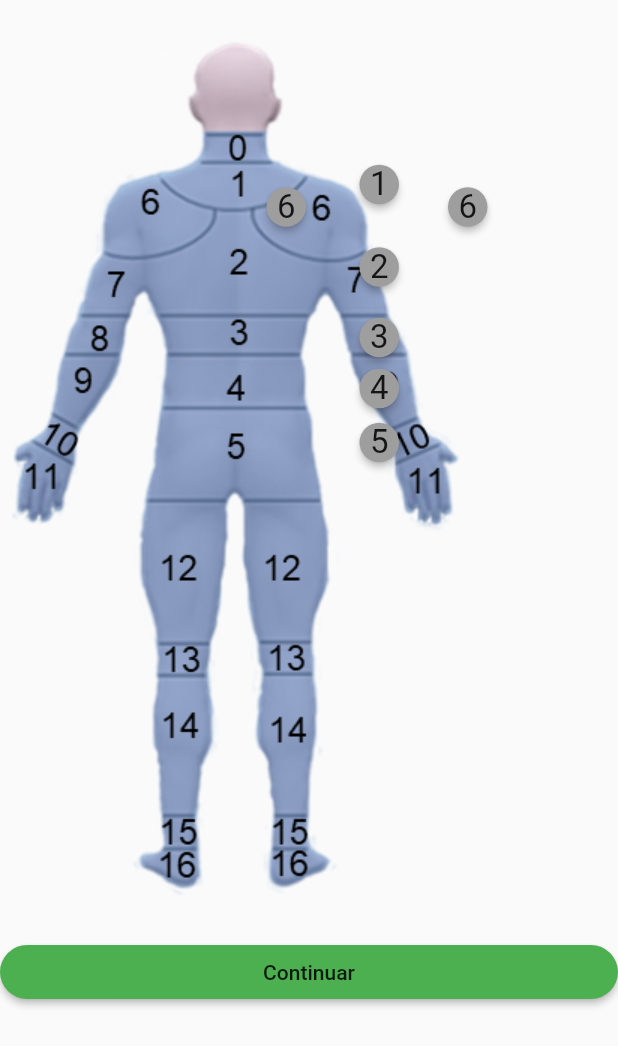
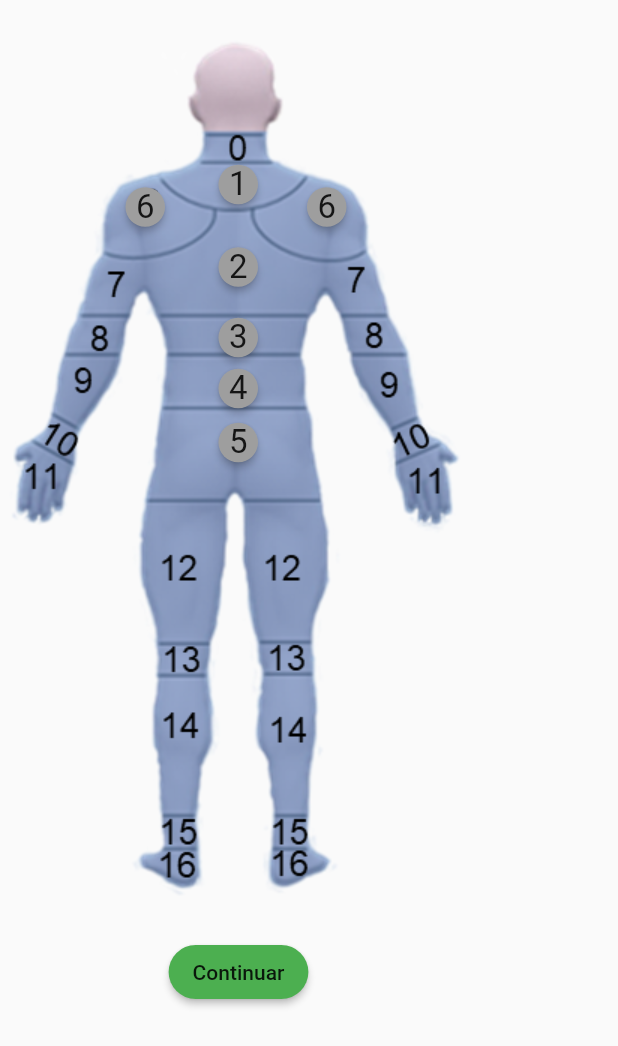
Before and after one commit to lucasjose256/Strong_CoreV1, a Flutter app: the CorpoHumano screen opened directly, on a phone screen of 412 x 824 dp. Shown: the top 1046 px of the screen. Run offline on Flutter 3.47's test engine with Material 2 defaults, Android fonts, the phone set to English and light mode, and no system bars; our stand-ins replace circular_countdown_timer, cloud_firestore, firebase_auth, firebase_core, firebase_storage, google_sign_in and 3 more; missing offline and left inert: expansion_card, firebase_auth_web, firebase_core_web, google_sign_in_web, splash_screen_view, spotify; accounts and stored records are empty.

```diff
--- a/lib/SCREENS/corpo_humano.dart
+++ b/lib/SCREENS/corpo_humano.dart
@@ -1,8 +1,10 @@
 import 'dart:typed_data';
-
+import 'dart:ui' as ui;
 import 'package:cloud_firestore/cloud_firestore.dart';
 import 'package:firebase_auth/firebase_auth.dart';
+import 'package:firebase_storage/firebase_storage.dart';
 import 'package:flutter/material.dart';
+import 'package:flutter/rendering.dart';
 import 'package:screenshot/screenshot.dart';
 import 'package:strong_core/SCREENS/screen_semanas.dart';
 import 'package:strong_core/style/add_pop_up_card.dart';
@@ -17,6 +19,25 @@ class CorpoHumano extends StatefulWidget {
 class _CorpoHumanoState extends State<CorpoHumano> {
   Uint8List? bytes;
   @override
+  GlobalKey _globalKey = GlobalKey();
+  bool loading = false;
+
+  void convertImage() async {
+    RenderRepaintBoundary? renderRepaintBoundary =
+        _globalKey.currentContext!.findRenderObject() as RenderRepaintBoundary?;
+    ui.Image boxImage = await renderRepaintBoundary!.toImage(pixelRatio: 1);
+    ByteData? byteData =
+        await boxImage.toByteData(format: ui.ImageByteFormat.png);
+    Uint8List uint8list = byteData!.buffer.asUint8List();
+    setState(() {
+      loading = true;
+    });
+    final ref = await FirebaseStorage.instance
+        .ref()
+        .child(FirebaseAuth.instance.currentUser!.displayName! + 'FIRST.png')
+        .putData(uint8list);
+  }
+
   Widget build(BuildContext context) {
     Stack dataCorpo;
     return Scaffold(
@@ -32,29 +53,64 @@ class _CorpoHumanoState extends State<CorpoHumano> {
                   fontFamily: 'Comfortaa')),
         ),
       ),*/
-      body: ListView(
+      body: Column(
         children: [
           const SizedBox(
             height: 20,
           ),
-          buildCorpo(),
+          RepaintBoundary(
+            key: _globalKey,
+            child:
+                Stack(alignment: AlignmentDirectional.centerStart, children: [
+              Image.asset('Assets/images/corpoHumano.png'),
+              Positioned(
+                  right: 138,
+                  top: 75,
+                  child: AddTodoButton(number: '1', numberId: '')),
+              Positioned(
+                  right: 138,
+                  top: 130,
+                  child: AddTodoButton(number: '2', numberId: '')),
+              Positioned(
+                  right: 138,
+                  top: 177,
+                  child: AddTodoButton(number: '3', numberId: '')),
+              Positioned(
+                  right: 138,
+                  top: 211,
+                  child: AddTodoButton(number: '4', numberId: '')),
+              Positioned(
+                  right: 138,
+                  top: 247,
+                  child: AddTodoButton(number: '5', numberId: '')),
+              Positioned(
+                  right: 79,
+                  top: 90,
+                  child: AddTodoButton(number: '6', numberId: '1')),
+              Positioned(
+                  right: 200,
+                  top: 90,
+                  child: AddTodoButton(number: '6', numberId: '2')),
+              /* Positioned(
+                right: 5,
+                top: 90,
+                child: AddTodoButtonDouble(
+                  numberId: '',
+                  number: '8',
+                ))*/
+            ]),
+          ),
           const SizedBox(
             height: 20,
           ),
-          if (bytes != null) Container(child: Image.memory(bytes!)),
           MaterialButton(
             onPressed: () async {
-              final controller = ScreenshotController();
-              final bytes = await controller
-                  .captureFromWidget(Material(child: buildCorpo()));
-              setState(() => this.bytes = bytes);
-
               await FirebaseFirestore.instance
                   .collection('user')
                   .doc(FirebaseAuth.instance.currentUser!.displayName!)
                   .collection('Corpo HUmano')
                   .add({'Anaminese': 'sasasasasasa'});
-
+              convertImage();
               Navigator.of(context).push(
                 MaterialPageRoute(
                     builder: (constect) => const Semanas(),
--- a/pubspec.yaml
+++ b/pubspec.yaml
@@ -47,7 +47,7 @@ dependencies:
 
 # Google Icon
   font_awesome_flutter: ^9.0.0
-
+  firebase_storage: ^10.2.1
   provider: ^5.0.0
   flutter_native_splash: ^1.2.1
   flutter_launcher_icons: ^0.9.1
```
Also changed, not shown: pubspec.lock.
